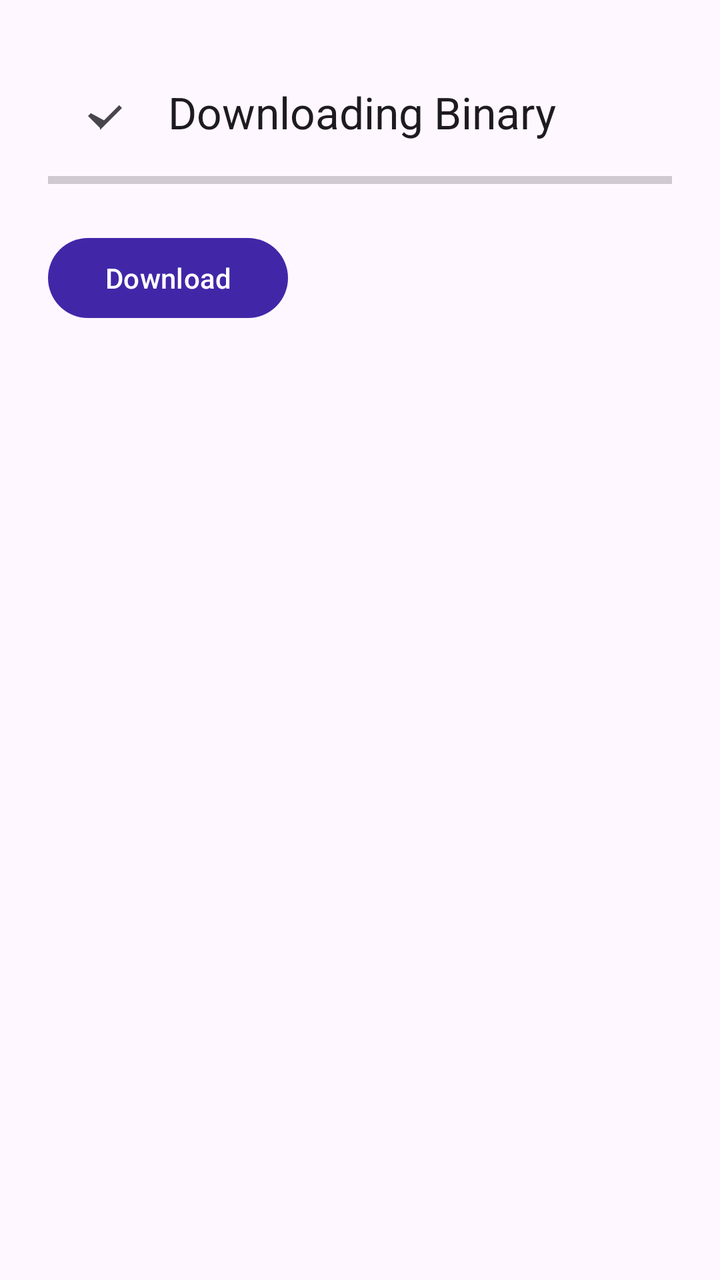
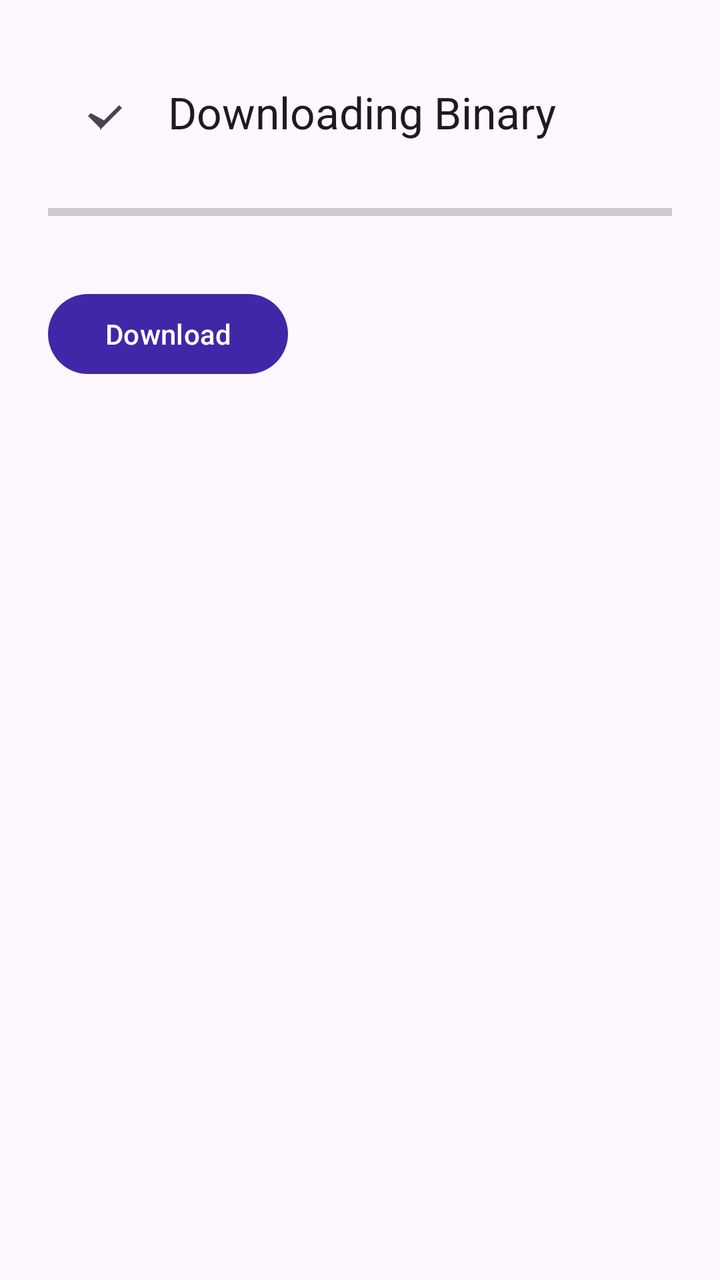

The first picture is an Android layout as it rendered before a commit; the second is the same layout after the commit. The layout source and the unified diff follow.
<!-- AndroidManifest.xml: application theme Theme.TunPixel -->
<!-- res/layout/activity_binary_download.xml -->
<?xml version="1.0" encoding="utf-8"?>
<LinearLayout xmlns:android="http://schemas.android.com/apk/res/android"
    xmlns:app="http://schemas.android.com/apk/res-auto"
    xmlns:tools="http://schemas.android.com/tools"
    android:id="@+id/root"
    android:layout_width="match_parent"
    android:layout_height="match_parent"
    android:background="?attr/colorBackground"
    android:orientation="vertical"
    android:padding="24dp"
    android:spacing="24dp"
    tools:context=".BinaryDownloadActivity">

    <com.google.android.material.appbar.MaterialToolbar
        android:id="@+id/toolbar"
        android:layout_width="match_parent"
        android:layout_height="?attr/actionBarSize"
        android:background="?attr/colorSurface"
        app:title="Downloading Binary"
        app:navigationIcon="@drawable/ic_baseline_arrow_back_24"
        app:layout_marginBottom="16dp" />

    <ProgressBar
        android:id="@+id/progressBar"
        style="?android:attr/progressBarStyleHorizontal"
        android:layout_width="match_parent"
        android:layout_height="4dp"
        android:layout_marginBottom="16dp"
        android:indeterminate="false"
        android:max="100"
        android:progressTint="?attr/colorPrimary" />

    <TextView
        android:id="@+id/textStatus"
        android:layout_width="match_parent"
        android:layout_height="wrap_content"
        android:textAppearance="?attr/bodyMedium"
        android:textColor="?attr/colorOnSurfaceVariant"
        android:gravity="center_horizontal" />

    <LinearLayout
        android:layout_width="match_parent"
        android:layout_height="wrap_content"
        android:layout_gravity="center_horizontal"
        android:orientation="horizontal"
        android:spacing="16dp">

        <Button
            android:id="@+id/buttonDownload"
            style="@style/Widget.Material3.Button"
            android:layout_width="120dp"
            android:layout_height="48dp"
            android:text="Download"
            android:icon="@drawable/ic_baseline_download_24"
            android:textAllCaps="false" />

        <Button
            android:id="@+id/buttonDone"
            style="@style/Widget.Material3.Button"
            android:layout_width="120dp"
            android:layout_height="48dp"
            android:text="Done"
            android:icon="@drawable/ic_baseline_check_circle_24"
            android:textAllCaps="false"
            android:visibility="gone" />
    </LinearLayout>

</LinearLayout>
<!-- resources referenced by this layout -->
<resources>
  <!-- drawable ic_baseline_arrow_back_24 (drawable) -->
  <?xml version="1.0" encoding="utf-8"?>
  <vector xmlns:android="http://schemas.android.com/apk/res/android"
      android:width="24dp"
      android:height="24dp"
      android:viewportWidth="24"
      android:viewportHeight="24"
      android:tint="?attr/colorControlNormal">
      <path
          android:fillColor="@android:color/white"
          android:pathData="M10,20l-6,-6 1.41,-1.41L12,16.17l7.59,-7.59L21,10l-11,11z"/>
  </vector>
  <!-- drawable ic_baseline_check_circle_24 (drawable) -->
  <?xml version="1.0" encoding="utf-8"?>
  <vector xmlns:android="http://schemas.android.com/apk/res/android"
      android:width="24dp"
      android:height="24dp"
      android:viewportWidth="24"
      android:viewportHeight="24"
      android:tint="?attr/colorControlNormal">
      <path
          android:fillColor="@android:color/white"
          android:pathData="M9,16.2l-3.6-3.6-1.4,1.4L9,19l11-11-1.4-1.4L9,16.2z"/>
  </vector>
  <!-- drawable ic_baseline_download_24 (drawable) -->
  <?xml version="1.0" encoding="utf-8"?>
  <vector xmlns:android="http://schemas.android.com/apk/res/android"
      android:width="24dp"
      android:height="24dp"
      android:viewportWidth="24"
      android:viewportHeight="24"
      android:tint="?attr/colorControlNormal">
      <path
          android:fillColor="@android:color/white"
          android:pathData="M19,9h-4V3H5v6H1l7,7 7,-7zM5,18l4,-4 4,4z"/>
  </vector>
  <style name="Theme.TunPixel" parent="Theme.Material3.DayNight.NoActionBar">
          <item name="colorPrimary">@color/color_primary</item>
          <item name="colorOnPrimary">@color/color_on_primary</item>
          <item name="colorSecondary">@color/color_secondary</item>
          <item name="colorOnSecondary">@color/color_on_secondary</item>
          <item name="colorTertiary">@color/color_tertiary</item>
          <item name="colorOnTertiary">@color/color_on_tertiary</item>
          <item name="colorError">@color/color_error</item>
          <item name="colorOnError">@color/color_on_error</item>
          <item name="android:statusBarColor">?attr/colorSurface</item>
          <item name="android:navigationBarColor">?attr/colorSurface</item>
          <item name="android:windowLightStatusBar">true</item>
      </style>
  <color name="color_primary">#FF4127A8</color>
  <color name="color_on_primary">#FFFFFFFF</color>
  <color name="color_secondary">#FF5B6073</color>
  <color name="color_on_secondary">#FFFFFFFF</color>
  <color name="color_tertiary">#FF595C74</color>
  <color name="color_on_tertiary">#FFFFFFFF</color>
  <color name="color_error">#FFBA1A1A</color>
  <color name="color_on_error">#FFFFFFFF</color>
</resources>

<!-- the commit's change to res/layout/activity_binary_download.xml (unified diff, before → after) -->
@@ -5,10 +5,9 @@
     android:id="@+id/root"
     android:layout_width="match_parent"
     android:layout_height="match_parent"
-    android:background="?attr/colorBackground"
+    android:background="?attr/colorSurface"
     android:orientation="vertical"
     android:padding="24dp"
-    android:spacing="24dp"
     tools:context=".BinaryDownloadActivity">
 
     <com.google.android.material.appbar.MaterialToolbar
@@ -18,7 +17,7 @@
         android:background="?attr/colorSurface"
         app:title="Downloading Binary"
         app:navigationIcon="@drawable/ic_baseline_arrow_back_24"
-        app:layout_marginBottom="16dp" />
+        android:layout_marginBottom="16dp" />
 
     <ProgressBar
         android:id="@+id/progressBar"
@@ -34,7 +33,7 @@
         android:id="@+id/textStatus"
         android:layout_width="match_parent"
         android:layout_height="wrap_content"
-        android:textAppearance="?attr/bodyMedium"
+        android:textAppearance="?attr/textAppearanceBodyMedium"
         android:textColor="?attr/colorOnSurfaceVariant"
         android:gravity="center_horizontal" />
 
@@ -42,8 +41,7 @@
         android:layout_width="match_parent"
         android:layout_height="wrap_content"
         android:layout_gravity="center_horizontal"
-        android:orientation="horizontal"
-        android:spacing="16dp">
+        android:orientation="horizontal">
 
         <Button
             android:id="@+id/buttonDownload"
